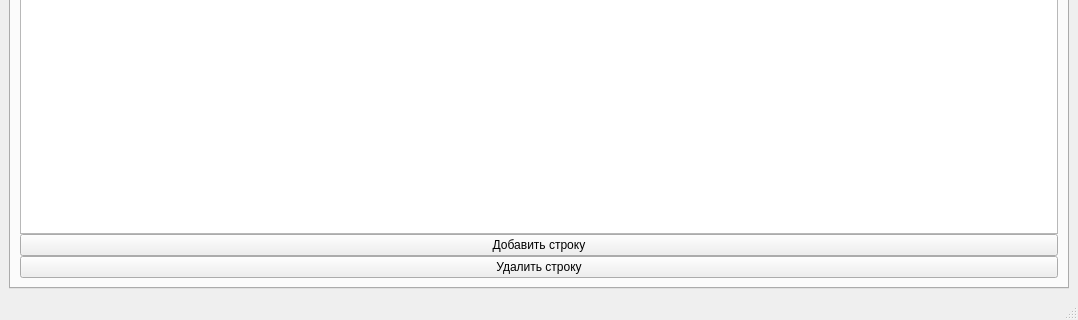
Qt form mainwindow.ui (saschaschmygol/PDF_gen) before a commit; both pictures show x 0 to 1078 and y 525 to 845 of the 1078 by 845 pixel window.
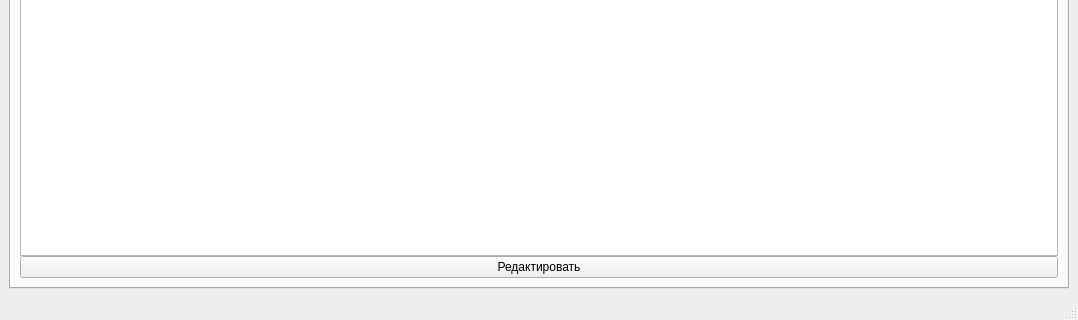
The same form after that commit. The open tabs and pages were chosen to show the change.

Commit message: кнопка 'изменить'

What changed in the file:
```diff
--- a/mainwindow.ui
+++ b/mainwindow.ui
@@ -372,14 +372,7 @@
            <item>
             <widget class="QPushButton" name="addLineButton">
              <property name="text">
-              <string>Добавить строку</string>
-             </property>
-            </widget>
-           </item>
-           <item>
-            <widget class="QPushButton" name="deleteLineButton">
-             <property name="text">
-              <string>Удалить строку</string>
+              <string>Редактировать</string>
              </property>
             </widget>
            </item>
```
Left out of the diff: 18 changed lines with no effect on the pictures. The commit also changes 2 other files.
